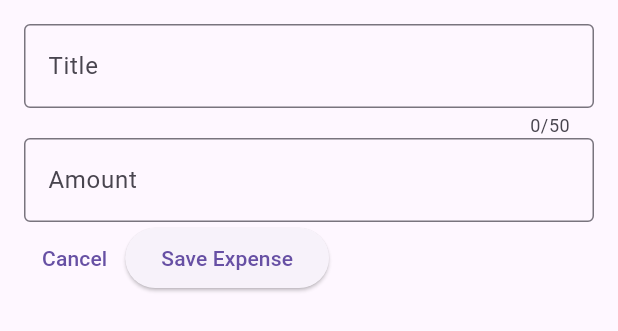
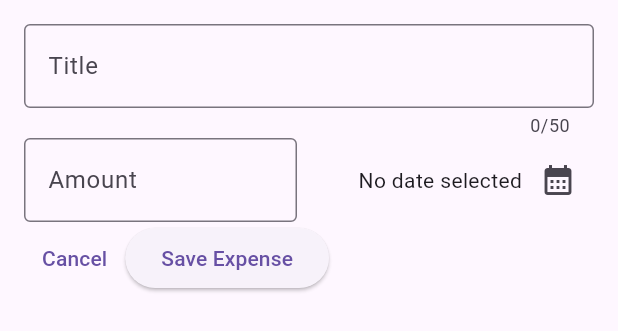
Before and after one commit to mirelApetrei/flutter_expense_tracker, a Flutter app: the NewExpense widget shown alone on an empty page, opened directly, on a phone screen of 412 x 824 dp. Shown: the top 331 px of the screen. Run offline on Flutter 3.47's test engine with Material 3 defaults, Android fonts, the phone set to English and light mode, and no system bars.

Commit message:
added the date picker, with async-await method

```diff
--- a/lib/widgets/new_expense.dart
+++ b/lib/widgets/new_expense.dart
@@ -1,4 +1,8 @@
 import 'package:flutter/material.dart';
+import 'package:intl/intl.dart';
+
+
+final formatter = DateFormat.yMd();
 
 class NewExpense extends StatefulWidget {
   const NewExpense({super.key});
@@ -13,6 +17,22 @@ class _NewExpenseState extends State<NewExpense> {
   //this aproach is used to keep the data in the textfield in Flutter, instead of input test field and a var and function
   final _titleControler = TextEditingController();
   final _amountControler = TextEditingController();
+  DateTime? _selectedDate;
+
+void _presentDatePicker() async {
+  final now = DateTime.now();
+  final firstDate = DateTime(now.year - 1, now.month, now.day);
+
+   final pickedDate = await showDatePicker(
+      context: context,
+      initialDate: now,
+      firstDate: firstDate,
+      lastDate: now,
+    );
+    setState(() {
+      _selectedDate = pickedDate;   // in this way we can update the date in the textfield, using a variable, and then update the textfield with the new value
+    });
+  }
 
 // this method is used to clear the input TextField of _titleController, provided by Flutter
   @override
@@ -35,7 +55,10 @@ class _NewExpenseState extends State<NewExpense> {
             border: OutlineInputBorder(),
           ),
         ),
-        TextField(
+        Row(
+          children: [
+            Expanded(
+              child: TextField(
                 controller: _amountControler,
                 keyboardType: TextInputType.number,
                 decoration: const InputDecoration(
@@ -44,10 +67,31 @@ class _NewExpenseState extends State<NewExpense> {
                   border: OutlineInputBorder(),
                 ),
               ),
+            ),
+            const SizedBox(width: 16),
+            Expanded(
+              child: Row(
+                mainAxisAlignment: MainAxisAlignment.end,
+                crossAxisAlignment: CrossAxisAlignment.center,
+                children: [
+                   Text(_selectedDate == null ? "No date selected" : formatter.format(_selectedDate!)),
+                  IconButton(
+                    onPressed: _presentDatePicker,
+                    icon: const Icon(
+                      Icons.calendar_month,
+                    ),
+                  )
+                ],
+              ),
+            )
+          ],
+        ),
         Row(
           children: [
             TextButton(
-              onPressed: () {},
+              onPressed: () {
+                Navigator.pop(context);
+              },
               child: const Text('Cancel'),
             ),
             ElevatedButton(
```
Lines whose indentation alone changed are shown as unchanged.
